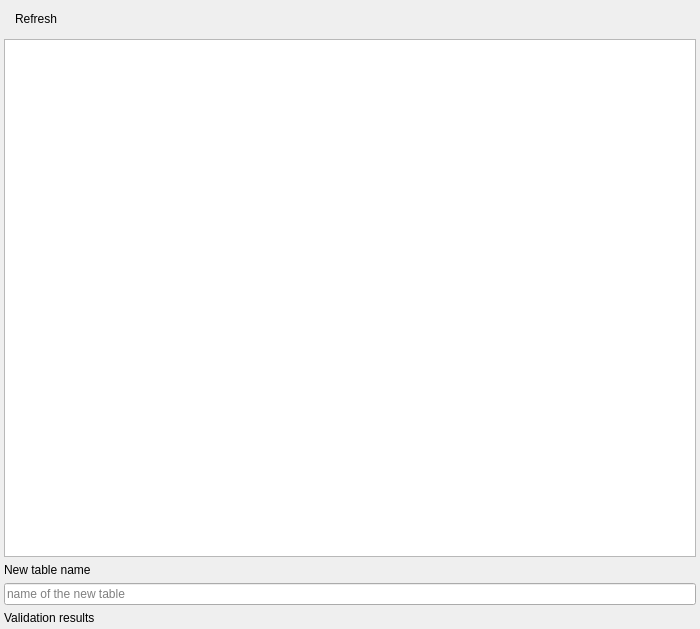
First picture: the form in src/ui/qgsnewdatabasetablenamewidget.ui, repository qgis/QGIS, before the edit.
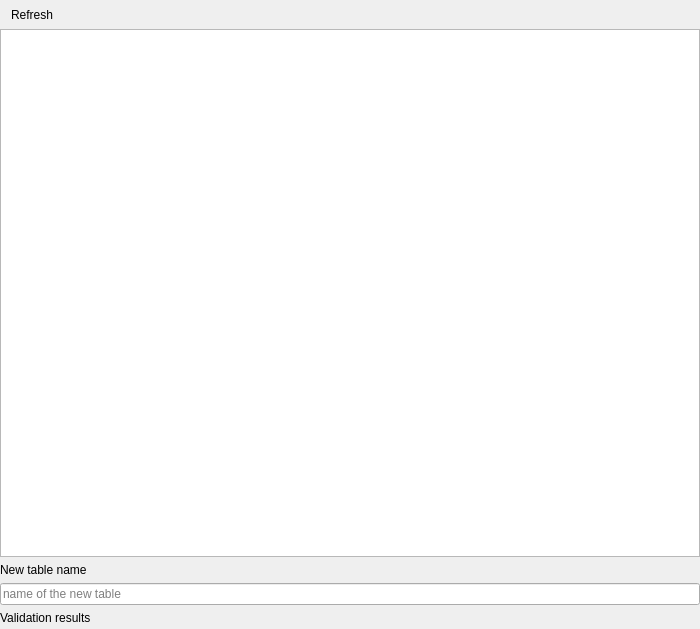
Second picture: the form after the edit. Icons and pictures are not drawn. Custom widgets are drawn as their Qt base class.

Commit message: Make QgsNewDatabaseTableNameWidget a QgsPanelWidget, tweak toolbar size

```diff
--- a/src/ui/qgsnewdatabasetablenamewidget.ui
+++ b/src/ui/qgsnewdatabasetablenamewidget.ui
@@ -12,16 +12,24 @@
   </property>
   <layout class="QVBoxLayout" name="verticalLayout">
    <property name="leftMargin">
-    <number>4</number>
+    <number>0</number>
    </property>
    <property name="topMargin">
-    <number>4</number>
+    <number>0</number>
    </property>
    <property name="rightMargin">
-    <number>4</number>
+    <number>0</number>
    </property>
    <property name="bottomMargin">
     <number>4</number>
+   </property>
+   <item>
+    <layout class="QVBoxLayout" name="verticalLayout_2">
+     <property name="spacing">
+      <number>0</number>
+     </property>
+     <property name="bottomMargin">
+      <number>0</number>
    </property>
    <item>
     <widget class="QToolBar" name="mBrowserToolbar">
@@ -40,6 +48,8 @@
    <item>
     <widget class="QgsBrowserTreeView" name="mBrowserTreeView"/>
    </item>
+    </layout>
+   </item>
    <item>
     <widget class="QLabel" name="label">
      <property name="text">
@@ -79,6 +89,12 @@
   </action>
  </widget>
  <customwidgets>
+  <customwidget>
+   <class>QgsPanelWidget</class>
+   <extends>QWidget</extends>
+   <header>qgspanelwidget.h</header>
+   <container>1</container>
+  </customwidget>
   <customwidget>
    <class>QgsBrowserTreeView</class>
    <extends>QTreeView</extends>
```
Left out of the diff: 2 changed lines with no effect on the pictures. Lines whose indentation alone changed are shown as unchanged. The commit also changes 3 other files.
